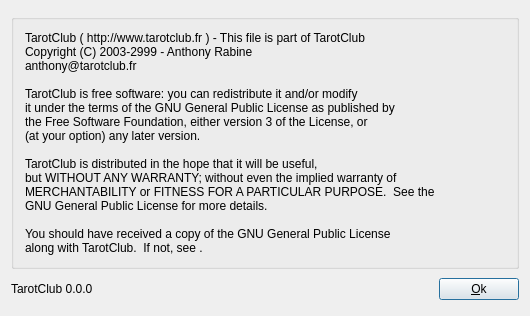
Above: src/desktop/forms/AboutUI.ui from arabine/icl before the change. Below: the same form after it.
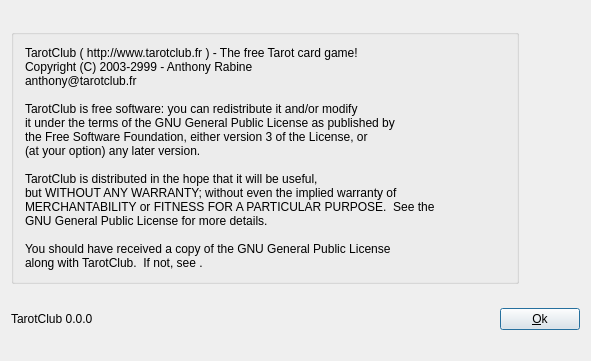
That is the form after the change. Icons and pictures are not drawn.

What changed in the file:
```diff
--- a/src/desktop/forms/AboutUI.ui
+++ b/src/desktop/forms/AboutUI.ui
@@ -6,8 +6,8 @@
    <rect>
     <x>0</x>
     <y>0</y>
-    <width>528</width>
-    <height>316</height>
+    <width>591</width>
+    <height>361</height>
    </rect>
   </property>
   <property name="sizePolicy">
@@ -32,7 +32,7 @@
       <item row="0" column="0">
        <widget class="QLabel" name="TextLabel1">
         <property name="text">
-         <string>TarotClub ( http://www.tarotclub.fr ) - This file is part of TarotClub
+         <string>TarotClub ( http://www.tarotclub.fr ) - The free Tarot card game!
 Copyright (C) 2003-2999 - Anthony Rabine
 anthony@tarotclub.fr
 
```
